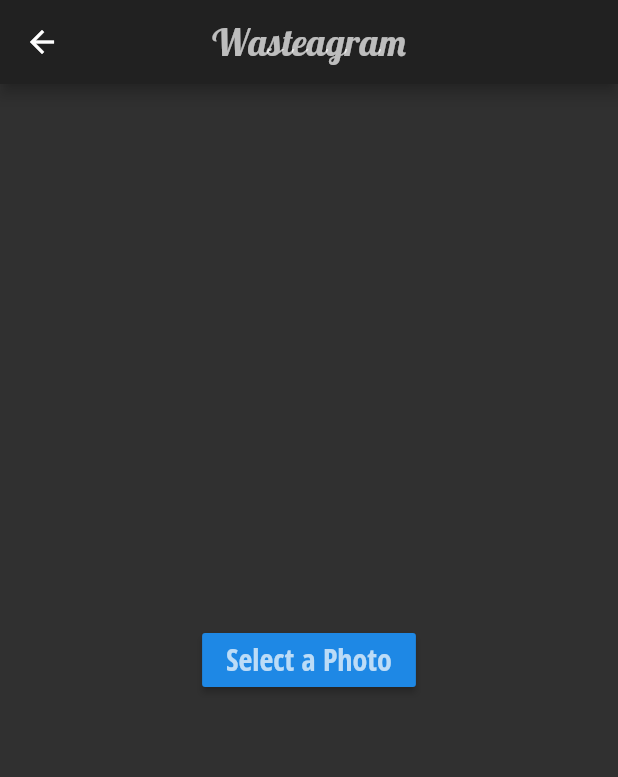
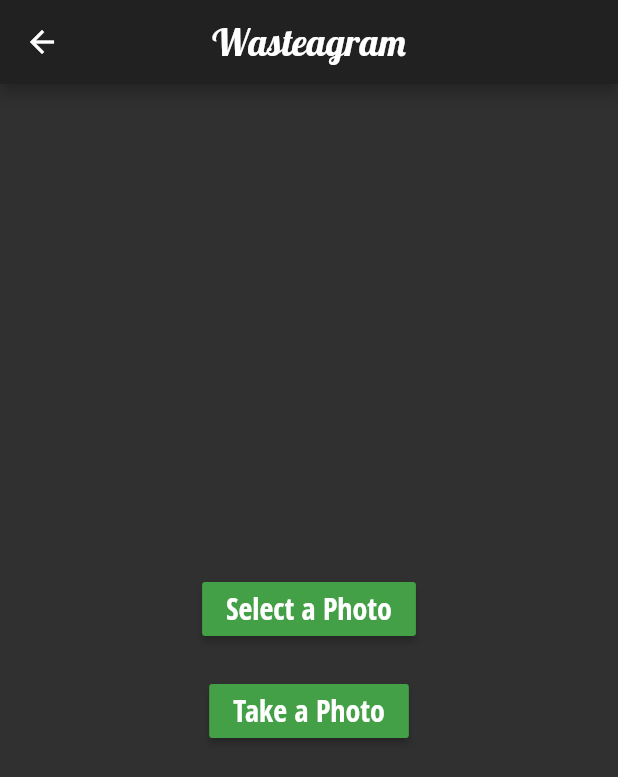
Before and after one commit to DavisHenckel/Portfolio-Mobile-App-Dev, a Flutter app: the CameraScreen screen opened by its route, after a tap on "Select a Photo", on a phone screen of 412 x 824 dp. Shown: the top 777 px of the screen. Run offline on Flutter 3.47's test engine with Material 2 defaults, Android fonts, the phone set to English and light mode, and no system bars; our stand-ins replace cloud_firestore, google_fonts, image_picker, location; accounts and stored records are empty.

Commit message:
rebuild project and implemented firebase db

```diff
--- a/wasteagram/lib/components/camera_fab.dart
+++ b/wasteagram/lib/components/camera_fab.dart
@@ -12,6 +12,7 @@ class BigFAB extends StatelessWidget {
       height: 70,
       width: 70,
       child: FloatingActionButton(
+        backgroundColor: Colors.green[600],
         onPressed: () {
           Navigator.of(context).pushNamed(routeName);
         },
--- a/wasteagram/lib/exports.dart
+++ b/wasteagram/lib/exports.dart
@@ -4,3 +4,6 @@ export 'dart:io';
 export 'package:image_picker/image_picker.dart';
 export 'package:google_fonts/google_fonts.dart';
 export 'package:wasteagram/theme/text_themes.dart';
+export 'package:location/location.dart';
+//export 'package:http/http.dart';
+export 'package:cloud_firestore/cloud_firestore.dart';
--- a/wasteagram/lib/main.dart
+++ b/wasteagram/lib/main.dart
@@ -47,3 +47,6 @@ class _WasteagramHomeState extends State<WasteagramHome> {
     );
   }
 }
+
+
+//wasteagram-6d3ca
--- a/wasteagram/lib/screens/camera.dart
+++ b/wasteagram/lib/screens/camera.dart
@@ -10,9 +10,18 @@ class _CameraScreenState extends State<CameraScreen> {
 
   File image;
 
-  void getImage() async {
+  void getImageSelectPhoto() async {
     image = File(await ImagePicker().getImage(
       source: ImageSource.gallery).then((image) => image.path)
+    );
+    setState(() {
+
+    });
+  }
+
+  void getImageTakePhoto() async {
+    image = File(await ImagePicker().getImage(
+      source: ImageSource.camera).then((image) => image.path)
     );
     setState(() {
 
@@ -27,30 +36,60 @@ class _CameraScreenState extends State<CameraScreen> {
           title: TitleText('Wasteagram'),
           centerTitle: true,
         ),
-        body: Center(
-          child: RaisedButton(
+        body: Center(child:
+          Column(
+            mainAxisAlignment: MainAxisAlignment.center,
+            children: [
+              RaisedButton(
+                color: Colors.green[600],
                 child: RegularText('Select a Photo'),
                 onPressed: () {
-              getImage();
+                getImageSelectPhoto();
                 },
               ),
+              SizedBox(height: 20),
+              RaisedButton(
+                color: Colors.green[600],
+                child: RegularText('Take a Photo'),
+                onPressed: () {
+                getImageTakePhoto();
+                },
               ),
+            ]
+          ),
+        )
       );
     }
     else {
-      return Center(
+      return Scaffold(
+        appBar: AppBar(
+          title: TitleText('Wasteagram'),
+          centerTitle: true
+        ),
+        body: Center(
           child: Column(
             mainAxisAlignment: MainAxisAlignment.center,
             children: [
-            Image.file(image),
+              Container(
+                width: 375,
+                height: 500,
+                decoration: BoxDecoration(
+                  border: Border.all(
+                    color: Colors.grey,
+                    width: 4,
+                  )),
+                child: Image.file(image)
+                ),
               SizedBox(height: 40),
               RaisedButton(
                 child: RegularText('Post it!'),
+                color: Colors.green[600],
                 onPressed: () {
-
+                  //TODO
                 },
               )
             ]
+          ),
         ),
       );
     }
--- a/wasteagram/lib/theme/text_themes.dart
+++ b/wasteagram/lib/theme/text_themes.dart
@@ -14,6 +14,7 @@ class TitleText extends StatelessWidget {
         textStyle: Theme.of(context).textTheme.headline4,
         fontSize: 25,
         fontWeight: FontWeight.w400,
+        color: Colors.white
       ),
     );
   }
@@ -32,7 +33,8 @@ class RegularText extends StatelessWidget {
       style: GoogleFonts.openSansCondensed(
         textStyle: Theme.of(context).textTheme.headline4,
         fontSize: 20,
-        fontWeight: FontWeight.bold
+        fontWeight: FontWeight.bold,
+        color: Colors.white
       ),
     );
   }
--- a/wasteagram/pubspec.yaml
+++ b/wasteagram/pubspec.yaml
@@ -26,6 +26,9 @@ dependencies:
   camera: ^0.5.8+2
   image_picker: ^0.6.7+4
   google_fonts: ^1.1.0
+  location: ^3.0.2
+  http: ^0.12.2
+  cloud_firestore: ^0.13.7
 
   # The following adds the Cupertino Icons font to your application.
   # Use with the CupertinoIcons class for iOS style icons.
```
Also changed, not shown: 9 other files. Lines whose indentation alone changed are shown as unchanged.
